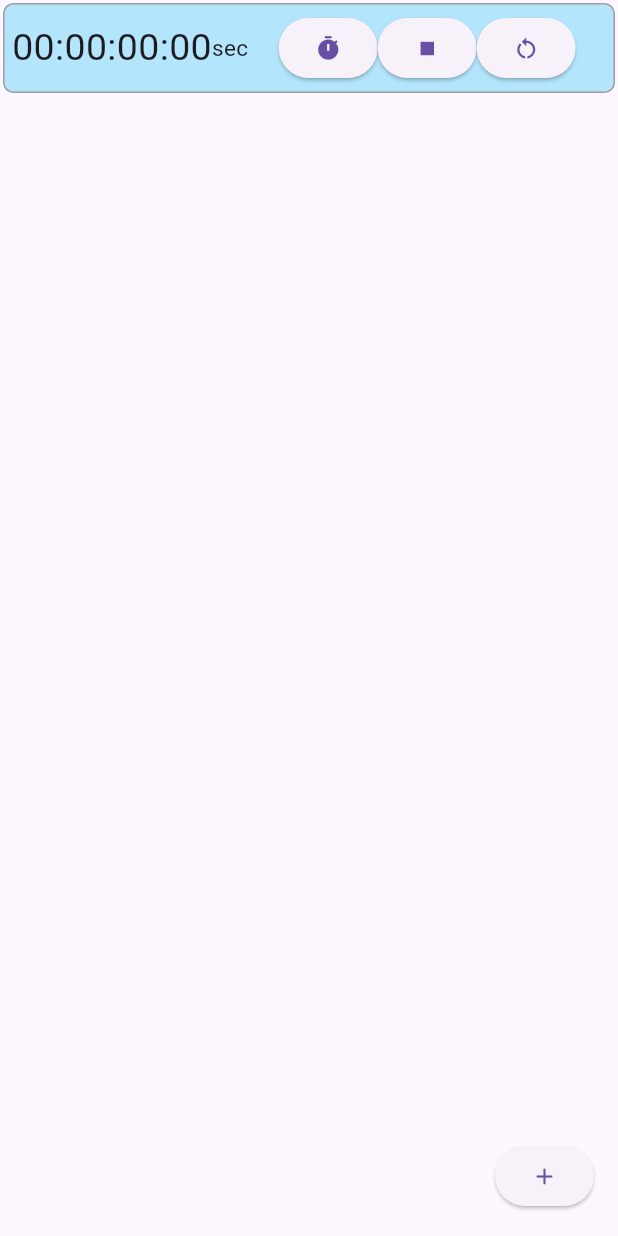
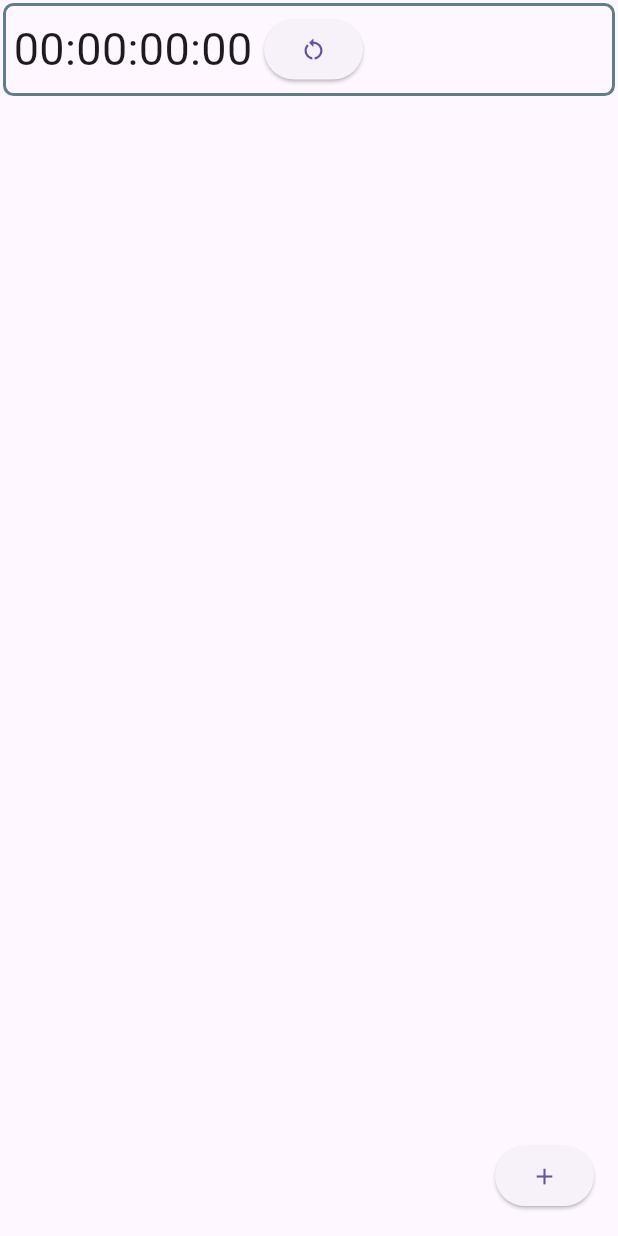
Before and after one commit to MasakiNiwa/SimpleMultiStopwatch, a Flutter app: the screen it shows after launch, on a phone screen of 412 x 824 dp. Run offline on Flutter 3.47's test engine with Material 3 defaults, Android fonts, the phone set to English and light mode, and no system bars.

Commit message:
開始ボタンと停止ボタンをタップ操作に置き換え

```diff
--- a/lib/focus_timer.dart
+++ b/lib/focus_timer.dart
@@ -17,7 +17,8 @@ class _FocusTimerState extends State<FocusTimer> {
         ":" +
         (stopwatch.elapsed.inMinutes % 60).toString().padLeft(2, '0') +
         ":" +
-        (stopwatch.elapsed.inSeconds % 60).toString().padLeft(2, '0');
+        (stopwatch.elapsed.inSeconds % 60).toString().padLeft(2, '0') +
+        " ";
   }
 
   @override
@@ -30,42 +31,38 @@ class _FocusTimerState extends State<FocusTimer> {
     });
   }
 
+  MaterialColor timercolor = Colors.blueGrey;
+
   @override
   Widget build(BuildContext context) {
     return Container(
       decoration: BoxDecoration(
         border: Border.all(
-          color: Colors.grey,
-          width: 1,
+          color: timercolor,
+          width: 2,
         ),
         borderRadius: BorderRadius.circular(7),
-        color: Colors.lightBlue[100],
       ),
       margin: const EdgeInsets.all(2),
       padding: const EdgeInsets.all(5),
       child: Row(
         children: [
-          Text(
-            getTimeCount(),
-            style: const TextStyle(fontSize: 25),
+          InkWell(
+            child: Text(
+              getTimeCount(),
+              style: const TextStyle(fontSize: 30),
+            ),
+            onTap: () {
+              if (stopwatch.isRunning) {
+                stopwatch.stop();
+                timercolor = Colors.blueGrey;
+              } else {
+                stopwatch.start();
+                timercolor = Colors.deepOrange;
+              }
+              setState(() {});
+            },
           ),
-          const Text(
-            "sec",
-            style: TextStyle(fontSize: 15),
-          ),
-          const Spacer(),
-          ElevatedButton(
-              onPressed: () {
-                stopwatch.start();
-                setState(() {});
-              },
-              child: const Icon(Icons.timer)),
-          ElevatedButton(
-              onPressed: () {
-                stopwatch.stop();
-                setState(() {});
-              },
-              child: const Icon(Icons.stop)),
           ElevatedButton(
               onPressed: () {
                 stopwatch.reset();
```
